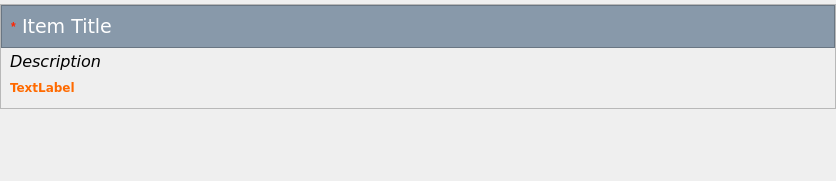
Before: the Qt Designer form resources/form_item.ui in lesca-research/piccel, drawn with Qt 5.
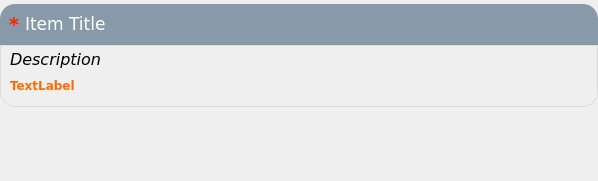
After: the same form once the commit is applied.

Commit message: Improve app style

Diff of the .ui file:
```diff
--- a/resources/form_item.ui
+++ b/resources/form_item.ui
@@ -6,7 +6,7 @@
    <rect>
     <x>0</x>
     <y>0</y>
-    <width>836</width>
+    <width>598</width>
     <height>181</height>
    </rect>
   </property>
@@ -47,11 +47,14 @@
       </sizepolicy>
      </property>
      <property name="frameShape">
-      <enum>QFrame::StyledPanel</enum>
+      <enum>QFrame::NoFrame</enum>
      </property>
      <property name="frameShadow">
       <enum>QFrame::Sunken</enum>
      </property>
+     <property name="lineWidth">
+      <number>1</number>
+     </property>
      <layout class="QVBoxLayout" name="verticalLayout_2">
       <property name="spacing">
        <number>0</number>
@@ -81,7 +84,11 @@
         </property>
         <property name="styleSheet">
          <string notr="true">color: rgb(255, 255, 255);
-background-color: rgb(136, 153,170);</string>
+background-color: rgb(136, 153,170);
+border-top-left-radius: 15px;
+border-top-right-radius: 15px;
+border-bottom-left-radius: 0px;
+border-bottom-right-radius: 0px;</string>
         </property>
         <property name="frameShape">
          <enum>QFrame::StyledPanel</enum>
@@ -97,6 +104,8 @@
           <widget class="QLabel" name="required_label">
            <property name="font">
             <font>
+             <family>Verdana</family>
+             <pointsize>14</pointsize>
              <weight>75</weight>
              <bold>true</bold>
             </font>
@@ -120,7 +129,7 @@
            <property name="font">
             <font>
              <family>Verdana</family>
-             <pointsize>14</pointsize>
+             <pointsize>13</pointsize>
             </font>
            </property>
            <property name="text">
@@ -148,8 +157,15 @@
           <verstretch>0</verstretch>
          </sizepolicy>
         </property>
+        <property name="styleSheet">
+         <string notr="true">border-bottom-left-radius: 15px;
+ border-bottom-right-radius: 15px;
+ border-width: 1px;
+ border-style: solid;
+border-color: gainsboro;</string>
+        </property>
         <property name="frameShape">
-         <enum>QFrame::NoFrame</enum>
+         <enum>QFrame::StyledPanel</enum>
         </property>
         <property name="frameShadow">
          <enum>QFrame::Raised</enum>
@@ -185,6 +201,9 @@
              <italic>true</italic>
             </font>
            </property>
+           <property name="styleSheet">
+            <string notr="true">border-style: none;</string>
+           </property>
            <property name="frameShape">
             <enum>QFrame::NoFrame</enum>
            </property>
@@ -218,7 +237,8 @@
             </font>
            </property>
            <property name="styleSheet">
-            <string notr="true">color: rgb(255, 106, 0);</string>
+            <string notr="true">color: rgb(255, 106, 0);
+border-style: none;</string>
            </property>
            <property name="frameShape">
             <enum>QFrame::NoFrame</enum>
@@ -245,6 +265,12 @@
              <verstretch>0</verstretch>
             </sizepolicy>
            </property>
+           <property name="autoFillBackground">
+            <bool>false</bool>
+           </property>
+           <property name="styleSheet">
+            <string notr="true">border-style: none;</string>
+           </property>
            <property name="frameShape">
             <enum>QFrame::NoFrame</enum>
            </property>
```
The commit also changes 12 other files.
